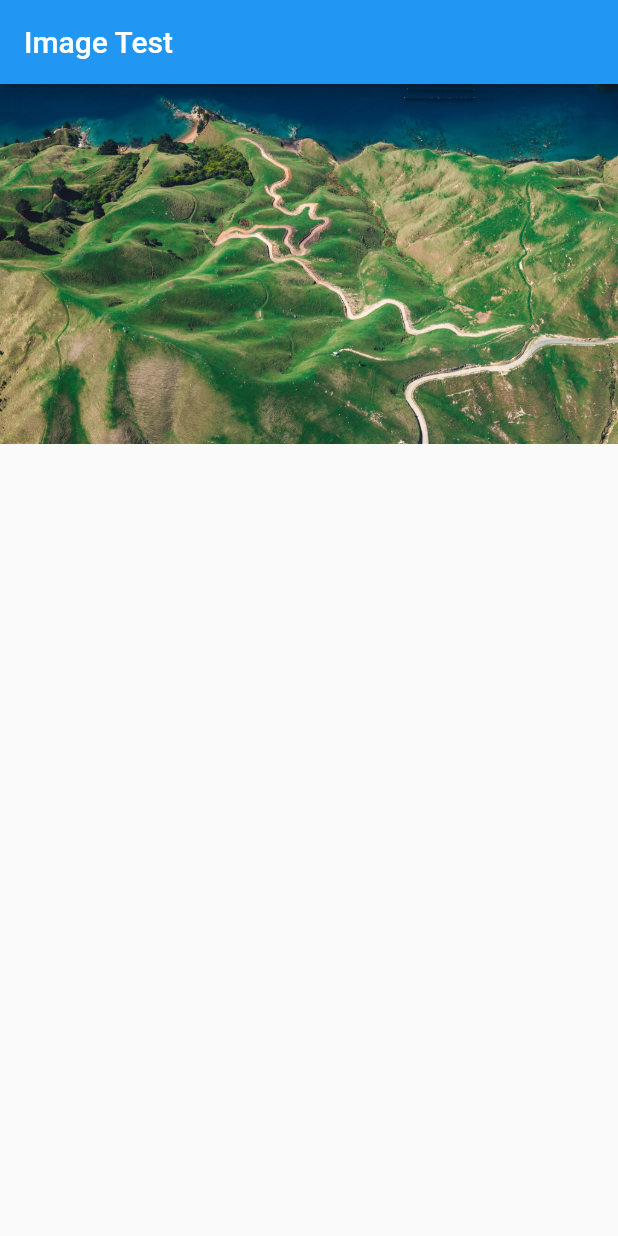
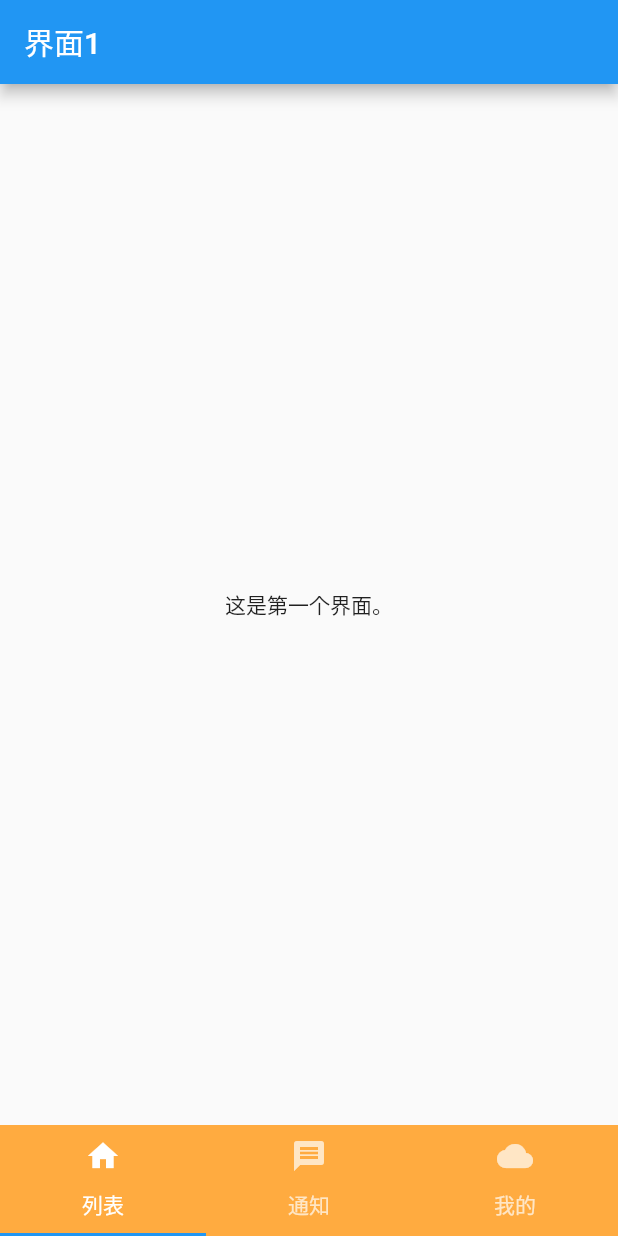
Before and after one commit to JianchuanWu/helloworld, a Flutter app: the screen it shows after launch, on a phone screen of 412 x 824 dp. Run offline on Flutter 3.47's test engine with Material 2 defaults, Android fonts, the phone set to English and light mode, and no system bars; our stand-ins replace cached_network_image, transparent_image.

Commit message:
实现简单底部导航。

```diff
--- /dev/null
+++ b/lib/simple_app/MyHomePage.dart
@@ -0,0 +1,56 @@
+import 'package:flutter/material.dart';
+import './views/FirstPage.dart';
+import './views/SecondPage.dart';
+import './views/ThirdPage.dart';
+
+class MyHomePage extends StatefulWidget {
+  @override
+  _MyHomePageState createState() => new _MyHomePageState();
+}
+
+class _MyHomePageState extends State<MyHomePage>
+    with SingleTickerProviderStateMixin {
+  TabController controller;
+
+  @override
+  void initState() {
+    controller = new TabController(length: 3, vsync: this);
+  }
+
+  @override
+  void dispose() {
+    controller.dispose();
+    super.dispose();
+  }
+
+  @override
+  Widget build(BuildContext context) {
+    return new Scaffold(
+      body: new TabBarView(
+        controller: controller,
+        children: <Widget>[
+          new FirstPage(),
+          new SecondPage(),
+          new ThirdPage(),
+        ],
+      ),
+      bottomNavigationBar: new Material(
+        color: Colors.orangeAccent,
+        child: new TabBar(controller: controller, tabs: <Tab>[
+          new Tab(
+            text: '列表',
+            icon: new Icon(Icons.home),
+          ),
+          new Tab(
+            text: '通知',
+            icon: new Icon(Icons.message),
+          ),
+          new Tab(
+            text: '我的',
+            icon: new Icon(Icons.cloud),
+          ),
+        ]),
+      ),
+    );
+  }
+}
--- /dev/null
+++ b/lib/simple_app/components/List.dart
@@ -0,0 +1 @@
+import 'package:flutter/material.dart';
--- /dev/null
+++ b/lib/simple_app/views/FirstPage.dart
@@ -0,0 +1,20 @@
+import 'package:flutter/material.dart';
+
+class FirstPage extends StatefulWidget {
+  @override
+  FirstPageState createState() => new FirstPageState();
+}
+
+class FirstPageState extends State<FirstPage> {
+  @override
+  Widget build(BuildContext context) {
+    return new Scaffold(
+      appBar: new AppBar(
+        title: new Text("界面1"),
+      ),
+      body: new Center(
+        child: new Text("这是第一个界面。"),
+      ),
+    );
+  }
+}
```
Also changed, not shown: lib/main.dart (+7 -17 lines), lib/simple_app/views/SecondPage.dart (added, +20 -0 lines), lib/simple_app/views/ThirdPage.dart (added, +20 -0 lines).
